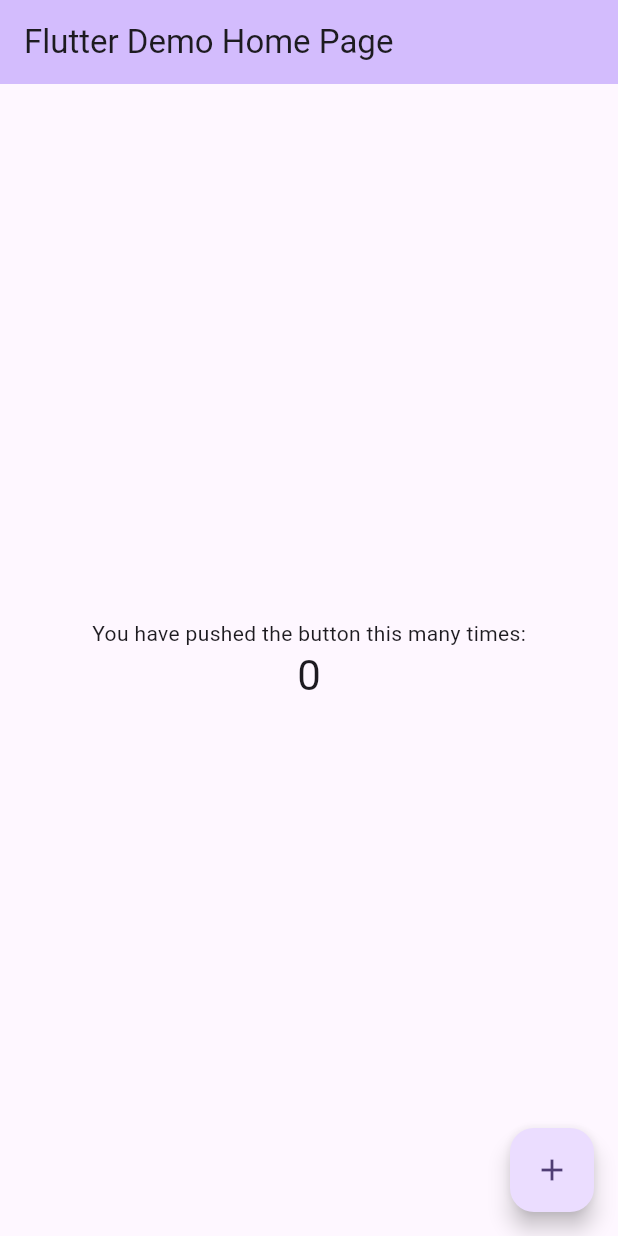
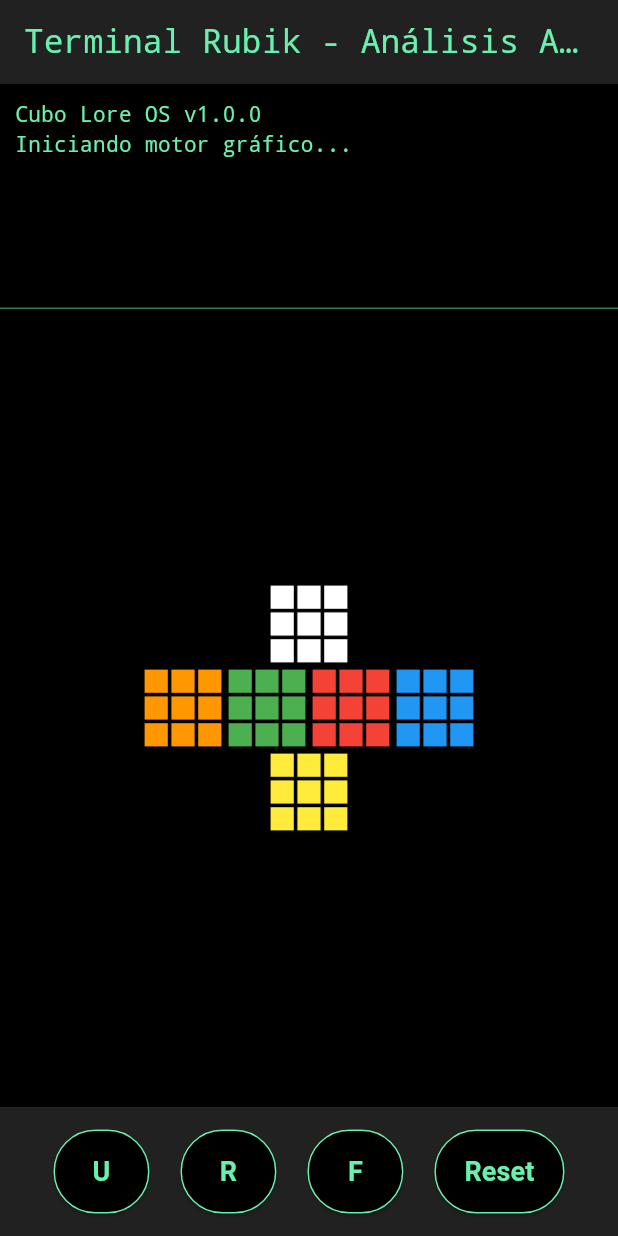
Before and after one commit to PeterPandaDeveloper/android-cubo-rubik-2026, a Flutter app: the screen it shows after launch, on a phone screen of 412 x 824 dp. Run offline on Flutter 3.47's test engine with Material 3 defaults, Android fonts, the phone set to English and light mode, and no system bars.

Commit message:
Commit 3: cubo a color

```diff
--- /dev/null
+++ b/lib/core/algorithm.dart
@@ -0,0 +1,38 @@
+class Algorithm {
+  // Diccionario de algoritmos (equivalente a tus validaciones en C++)
+  static const Map<String, String> cfopDictionary = {
+    "RUR'U'": "Sexy Move (Base)",
+    "R'FRF'": "Sledgehammer",
+    "URU'R'": "Inserción F2L",
+    "F R U R' U' F'": "OLL Básico (Cruz)",
+    "R U R' U R U2 R'": "OLL Sune",
+  };
+
+  // Función que escanea el historial buscando patrones
+  static String analizarHistorial(List<String> historial) {
+    if (historial.length < 4) return "";
+
+    // Unimos los movimientos para buscar coincidencias
+    String secuenciaCompleta = historial.join("");
+
+    String mensajeAlerta = "";
+
+    // Escáner de algoritmos registrados
+    cfopDictionary.forEach((secuencia, nombre) {
+      // Quitamos espacios del diccionario para comparar fácil
+      String seqLimpia = secuencia.replaceAll(" ", "");
+      if (secuenciaCompleta.endsWith(seqLimpia)) {
+        mensajeAlerta =
+            "\n[!] ALGORITMO DETECTADO: $nombre\n>>> Sincronización de memoria al 85%...";
+      }
+    });
+
+    // Tu sistema de Lore Oculto (Anomalías)
+    if (secuenciaCompleta.contains("RUR'U'RUR'U'RUR'U'")) {
+      mensajeAlerta =
+          "\n[CRÍTICO] Bucle temporal detectado (Sexy Move x3).\n>>> La realidad del cubo se está desestabilizando.";
+    }
+
+    return mensajeAlerta;
+  }
+}
--- a/lib/main.dart
+++ b/lib/main.dart
@@ -1,121 +1,179 @@
 import 'package:flutter/material.dart';
+import 'core/constants.dart';
+import 'core/rubik.dart';
 
-void main() {
-  runApp(const MyApp());
-}
+void main() => runApp(const CuboLoreApp());
 
-class MyApp extends StatelessWidget {
-  const MyApp({super.key});
+class CuboLoreApp extends StatelessWidget {
+  const CuboLoreApp({super.key});
 
-  // This widget is the root of your application.
   @override
   Widget build(BuildContext context) {
     return MaterialApp(
-      title: 'Flutter Demo',
-      theme: ThemeData(
-        // This is the theme of your application.
-        //
-        // TRY THIS: Try running your application with "flutter run". You'll see
-        // the application has a purple toolbar. Then, without quitting the app,
-        // try changing the seedColor in the colorScheme below to Colors.green
-        // and then invoke "hot reload" (save your changes or press the "hot
-        // reload" button in a Flutter-supported IDE, or press "r" if you used
-        // the command line to start the app).
-        //
-        // Notice that the counter didn't reset back to zero; the application
-        // state is not lost during the reload. To reset the state, use hot
-        // restart instead.
-        //
-        // This works for code too, not just values: Most code changes can be
-        // tested with just a hot reload.
-        colorScheme: .fromSeed(seedColor: Colors.deepPurple),
-      ),
-      home: const MyHomePage(title: 'Flutter Demo Home Page'),
+      debugShowCheckedModeBanner: false,
+      theme: ThemeData(scaffoldBackgroundColor: Colors.black),
+      home: const PantallaPrincipal(),
     );
   }
 }
 
-class MyHomePage extends StatefulWidget {
-  const MyHomePage({super.key, required this.title});
-
-  // This widget is the home page of your application. It is stateful, meaning
-  // that it has a State object (defined below) that contains fields that affect
-  // how it looks.
-
-  // This class is the configuration for the state. It holds the values (in this
-  // case the title) provided by the parent (in this case the App widget) and
-  // used by the build method of the State. Fields in a Widget subclass are
-  // always marked "final".
-
-  final String title;
-
+class PantallaPrincipal extends StatefulWidget {
+  const PantallaPrincipal({super.key});
   @override
-  State<MyHomePage> createState() => _MyHomePageState();
+  State<PantallaPrincipal> createState() => _PantallaPrincipalState();
 }
 
-class _MyHomePageState extends State<MyHomePage> {
-  int _counter = 0;
+class _PantallaPrincipalState extends State<PantallaPrincipal> {
+  final Rubik miCubo = Rubik();
+  String consolaCubo = "Cubo Lore OS v1.0.0\nIniciando motor gráfico...";
+  final ScrollController _scrollController = ScrollController();
 
-  void _incrementCounter() {
+  void presionarBoton(String movimiento) {
     setState(() {
-      // This call to setState tells the Flutter framework that something has
-      // changed in this State, which causes it to rerun the build method below
-      // so that the display can reflect the updated values. If we changed
-      // _counter without calling setState(), then the build method would not be
-      // called again, and so nothing would appear to happen.
-      _counter++;
+      Map<String, String> resultado = miCubo.hacerMovimiento(movimiento);
+      consolaCubo += "\n> ${resultado["accion"]}";
+      if (resultado["alerta"]!.isNotEmpty)
+        consolaCubo += "\n  ${resultado["alerta"]}";
+
+      WidgetsBinding.instance.addPostFrameCallback((_) {
+        _scrollController.animateTo(
+          _scrollController.position.maxScrollExtent,
+          duration: const Duration(milliseconds: 200),
+          curve: Curves.easeOut,
+        );
+      });
     });
   }
 
   @override
   Widget build(BuildContext context) {
-    // This method is rerun every time setState is called, for instance as done
-    // by the _incrementCounter method above.
-    //
-    // The Flutter framework has been optimized to make rerunning build methods
-    // fast, so that you can just rebuild anything that needs updating rather
-    // than having to individually change instances of widgets.
     return Scaffold(
       appBar: AppBar(
-        // TRY THIS: Try changing the color here to a specific color (to
-        // Colors.amber, perhaps?) and trigger a hot reload to see the AppBar
-        // change color while the other colors stay the same.
-        backgroundColor: Theme.of(context).colorScheme.inversePrimary,
-        // Here we take the value from the MyHomePage object that was created by
-        // the App.build method, and use it to set our appbar title.
-        title: Text(widget.title),
+        title: const Text(
+          'Terminal Rubik - Análisis Activo',
+          style: TextStyle(color: Colors.greenAccent, fontFamily: 'monospace'),
+        ),
+        backgroundColor: Colors.grey[900],
       ),
-      body: Center(
-        // Center is a layout widget. It takes a single child and positions it
-        // in the middle of the parent.
-        child: Column(
-          // Column is also a layout widget. It takes a list of children and
-          // arranges them vertically. By default, it sizes itself to fit its
-          // children horizontally, and tries to be as tall as its parent.
-          //
-          // Column has various properties to control how it sizes itself and
-          // how it positions its children. Here we use mainAxisAlignment to
-          // center the children vertically; the main axis here is the vertical
-          // axis because Columns are vertical (the cross axis would be
-          // horizontal).
-          //
-          // TRY THIS: Invoke "debug painting" (choose the "Toggle Debug Paint"
-          // action in the IDE, or press "p" in the console), to see the
-          // wireframe for each widget.
-          mainAxisAlignment: .center,
-          children: [
-            const Text('You have pushed the button this many times:'),
-            Text(
-              '$_counter',
-              style: Theme.of(context).textTheme.headlineMedium,
+      body: Column(
+        children: [
+          // 1. LA TERMINAL (30% de la pantalla)
+          Container(
+            height: 150,
+            width: double.infinity,
+            padding: const EdgeInsets.all(10),
+            decoration: BoxDecoration(
+              border: Border(
+                bottom: BorderSide(color: Colors.greenAccent.withOpacity(0.5)),
+              ),
             ),
-          ],
+            child: SingleChildScrollView(
+              controller: _scrollController,
+              child: Text(
+                consolaCubo,
+                style: const TextStyle(
+                  color: Colors.greenAccent,
+                  fontFamily: 'monospace',
+                  fontSize: 14,
+                ),
+              ),
+            ),
+          ),
+
+          // 2. EL CUBO RENDERIZADO VISUALMENTE (Desplegado en cruz)
+          Expanded(
+            child: Center(
+              child: Transform.scale(
+                scale: 0.8,
+                child: Column(
+                  mainAxisAlignment: MainAxisAlignment.center,
+                  children: [
+                    _dibujarCara(miCubo.caras['U']!), // Arriba
+                    Row(
+                      mainAxisAlignment: MainAxisAlignment.center,
+                      children: [
+                        _dibujarCara(miCubo.caras['L']!), // Izquierda
+                        _dibujarCara(miCubo.caras['F']!), // Frente
+                        _dibujarCara(miCubo.caras['R']!), // Derecha
+                        _dibujarCara(miCubo.caras['B']!), // Atrás
+                      ],
+                    ),
+                    _dibujarCara(miCubo.caras['D']!), // Abajo
+                  ],
+                ),
+              ),
+            ),
+          ),
+
+          // 3. LOS CONTROLES DE MANDO
+          Container(
+            color: Colors.grey[900],
+            padding: const EdgeInsets.all(15),
+            child: Row(
+              mainAxisAlignment: MainAxisAlignment.spaceEvenly,
+              children: [
+                _crearBoton('U'),
+                _crearBoton('R'),
+                _crearBoton('F'),
+                _crearBoton('Reset'),
+              ],
+            ),
+          ),
+        ],
+      ),
+    );
+  }
+
+  // Función mágica que dibuja una cara 3x3
+  Widget _dibujarCara(List<Color> colores) {
+    return Container(
+      width: 66,
+      height: 66,
+      margin: const EdgeInsets.all(2),
+      child: GridView.builder(
+        physics: const NeverScrollableScrollPhysics(),
+        gridDelegate: const SliverGridDelegateWithFixedCrossAxisCount(
+          crossAxisCount: 3,
+          crossAxisSpacing: 1,
+          mainAxisSpacing: 1,
         ),
+        itemCount: 9,
+        itemBuilder: (context, index) {
+          return Container(
+            decoration: BoxDecoration(
+              color: colores[index],
+              border: Border.all(color: Colors.black, width: 1),
+            ),
+          );
+        },
       ),
-      floatingActionButton: FloatingActionButton(
-        onPressed: _incrementCounter,
-        tooltip: 'Increment',
-        child: const Icon(Icons.add),
+    );
+  }
+
+  Widget _crearBoton(String letra) {
+    return ElevatedButton(
+      style: ElevatedButton.styleFrom(
+        backgroundColor: Colors.black,
+        side: const BorderSide(color: Colors.greenAccent),
+        padding: const EdgeInsets.symmetric(horizontal: 20, vertical: 15),
+      ),
+      onPressed: () {
+        if (letra == 'Reset') {
+          setState(() {
+            miCubo.iniciarCubo();
+            consolaCubo += "\n> REINICIO DEL SISTEMA.";
+          });
+        } else {
+          presionarBoton(letra);
+        }
+      },
+      child: Text(
+        letra,
+        style: const TextStyle(
+          color: Colors.greenAccent,
+          fontSize: 18,
+          fontWeight: FontWeight.bold,
+        ),
       ),
     );
   }
```
Also changed, not shown: lib/core/constants.dart (added, +21 -0 lines), lib/core/rubik.dart (added, +88 -0 lines), 1 other file.
